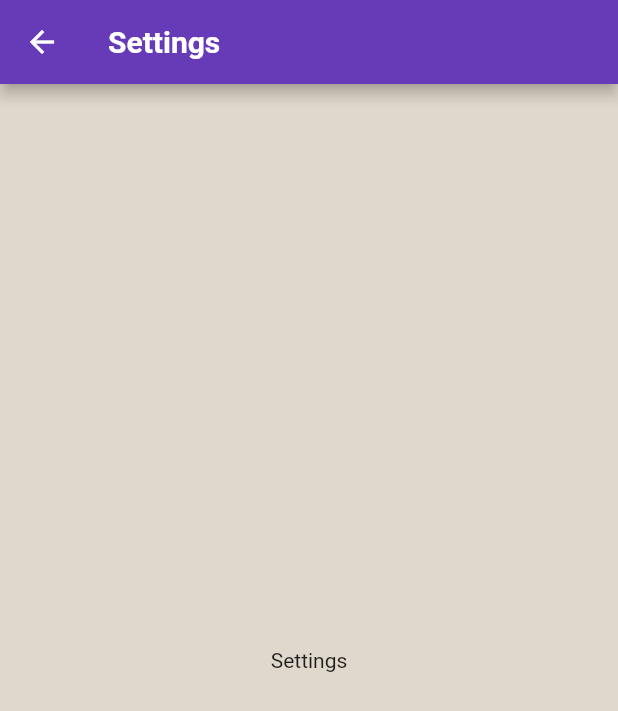
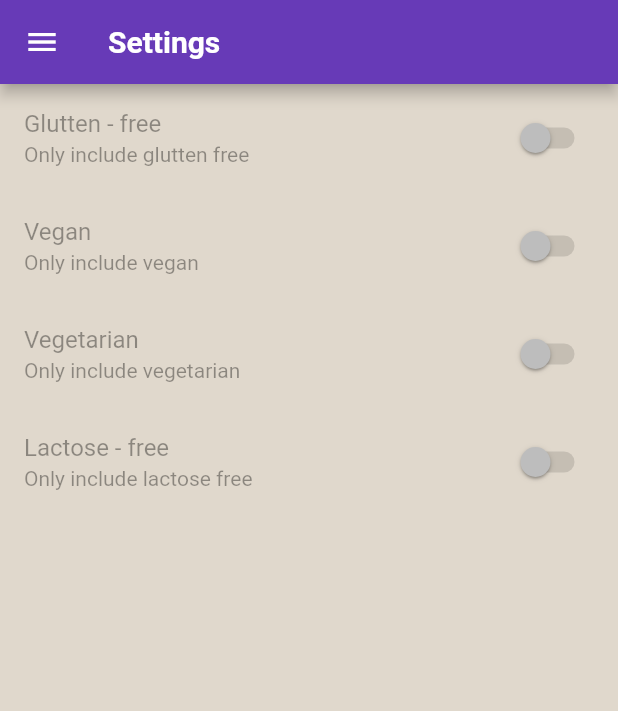
Before and after one commit to jyotsnayall/dishes-app, a Flutter app: the FilterMeals screen opened directly, on a phone screen of 412 x 824 dp. Shown: the top 711 px of the screen. Run offline on Flutter 3.47's test engine with Material 2 defaults, Android fonts, the phone set to English and light mode, and no system bars.

```diff
--- a/lib/main.dart
+++ b/lib/main.dart
@@ -1,5 +1,7 @@
 import 'package:flutter/material.dart';
+import 'model/meal.dart';
 import 'screen/tab_screen.dart';
+import 'model/meal_data.dart' as data;
 
 void main() {
   runApp(const MyApp());
@@ -13,6 +15,9 @@ class MyApp extends StatefulWidget {
 }
 
 class _MyAppState extends State<MyApp> {
+  List<Meal> dummyMeals = data.dummyMeals;
+  List<Meal> favouriteMeals = [];
+
   @override
   Widget build(BuildContext context) {
     return MaterialApp(
@@ -32,7 +37,10 @@ class _MyAppState extends State<MyApp> {
           secondary: Colors.blue,
         ),
       ),
-      home: const TabScreen(),
+      home: TabScreen(),
+      // routes: {
+      //   TabScreen.routeName: (context) => TabScreen(),
+      // },
       debugShowCheckedModeBanner: false,
     );
   }
--- a/lib/screen/categories_screen.dart
+++ b/lib/screen/categories_screen.dart
@@ -8,8 +8,8 @@ class CategoriesScreen extends StatelessWidget {
   @override
   Widget build(BuildContext context) {
     return GridView(
-      padding: EdgeInsets.all(15),
-      gridDelegate: SliverGridDelegateWithMaxCrossAxisExtent(
+      padding: const EdgeInsets.all(15),
+      gridDelegate: const SliverGridDelegateWithMaxCrossAxisExtent(
         maxCrossAxisExtent: 200,
         childAspectRatio: 3 / 2,
         crossAxisSpacing: 15,
--- a/lib/screen/settings.dart
+++ /dev/null
@@ -1,17 +0,0 @@
-import 'package:flutter/material.dart';
-
-class FilterMeals extends StatelessWidget {
-  const FilterMeals({super.key});
-
-  @override
-  Widget build(BuildContext context) {
-    return  Scaffold(
-      appBar: AppBar(
-        title: const Text("Settings"),
-      ),
-      body: const Center(
-        child: Text("Settings"),
-      ),
-    );
-  }
-}
--- /dev/null
+++ b/lib/screen/settings_screen.dart
@@ -0,0 +1,44 @@
+import 'package:flutter/material.dart';
+import '../widget/main_drawer.dart';
+
+class FilterMeals extends StatelessWidget {
+  const FilterMeals({super.key});
+
+  @override
+  Widget build(BuildContext context) {
+    return Scaffold(
+      appBar: AppBar(
+        title: const Text("Settings"),
+      ),
+      body: Column(
+        children: [
+          SwitchListTile(
+            value: false,
+            onChanged: null,
+            title: Text("Glutten - free"),
+            subtitle: Text("Only include glutten free"),
+          ),
+          SwitchListTile(
+            value: false,
+            onChanged: null,
+            title: Text("Vegan"),
+            subtitle: Text("Only include vegan"),
+          ),
+          SwitchListTile(
+            value: false,
+            onChanged: null,
+            title: Text("Vegetarian"),
+            subtitle: Text("Only include vegetarian"),
+          ),
+          SwitchListTile(
+            value: false,
+            onChanged: null,
+            title: Text("Lactose - free"),
+            subtitle: Text("Only include lactose free"),
+          ),
+        ],
+      ),
+      drawer: MainDrawer(),
+    );
+  }
+}
--- a/lib/screen/tab_screen.dart
+++ b/lib/screen/tab_screen.dart
@@ -4,6 +4,10 @@ import 'categories_screen.dart';
 import 'favourites_screen.dart';
 
 class TabScreen extends StatefulWidget {
+  static const routeName = "HomeScreen";
+  // final List<Meal> dummyMeals;
+  // final List<Meal> favouriteMeals;
+  // const TabScreen(this.dummyMeals, this.favouriteMeals, {super.key});
   const TabScreen({super.key});
 
   @override
```
Also changed, not shown: lib/screen/meal_detail_screen.dart (+22 -2 lines), lib/screen/meal_list_screen.dart (+96 -30 lines), lib/widget/main_drawer.dart (+14 -3 lines).
